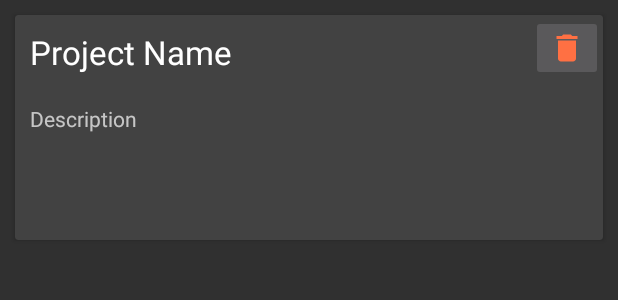
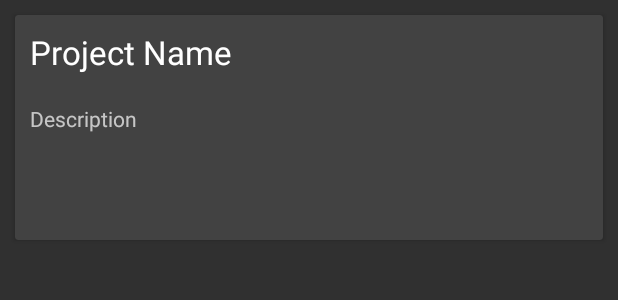
Before and after one commit to ViniPequeno/KeepSoft, an Android app: the layout model.xml on its own in the app's theme, with its tools: preview values and no code run, on a phone screen of 412 x 824 dp. Shown: the top 300 px of the screen. Run offline under Robolectric (Android 15) with nearby library versions, the phone set to English and light mode, and no system bars.

Commit message:
Austando botões

```diff
--- a/app/src/main/res/layout/fragment_projetos.xml
+++ b/app/src/main/res/layout/fragment_projetos.xml
@@ -17,7 +17,11 @@
         android:id="@+id/btnCadastrar"
         android:layout_width="match_parent"
         android:layout_height="wrap_content"
+        android:layout_marginEnd="10dp"
+        android:layout_marginStart="10dp"
         android:layout_weight="0"
+        android:drawableStart="@drawable/ic_add_black_24dp"
+        android:drawableTint="@android:color/white"
         android:text="@string/add_project" />
 
     <android.support.v7.widget.RecyclerView
--- a/app/src/main/res/layout/model.xml
+++ b/app/src/main/res/layout/model.xml
@@ -1,6 +1,5 @@
 <?xml version="1.0" encoding="utf-8"?>
 <android.support.v7.widget.CardView xmlns:android="http://schemas.android.com/apk/res/android"
-    xmlns:card_view="http://schemas.android.com/apk/res-auto"
     android:layout_width="match_parent"
     android:layout_height="150dp"
     android:layout_margin="10dp"
@@ -20,16 +19,6 @@
             android:text="@string/project_name"
             android:textAppearance="?android:attr/textAppearanceLarge" />
 
-        <ImageButton
-            android:id="@+id/btnExcluir"
-            android:layout_width="wrap_content"
-            android:layout_height="wrap_content"
-            android:layout_alignParentEnd="true"
-            android:layout_alignParentTop="true"
-            android:contentDescription="Excluir Projeto"
-            android:tint="?attr/colorError"
-            card_view:srcCompat="@drawable/ic_delete_black_24dp" />
-
         <TextView
             android:id="@+id/lblDescricao"
             android:layout_width="match_parent"
--- a/app/src/main/res/menu/navigation.xml
+++ b/app/src/main/res/menu/navigation.xml
@@ -11,13 +11,13 @@
     <item
         android:id="@+id/navigation_notificacoes"
         android:enabled="true"
-        android:icon="@drawable/ic_edit_black_24dp"
+        android:icon="@drawable/ic_notifications_black_24dp"
         android:title="@string/title_notifications"
         app:showAsAction="ifRoom" />
     <item
         android:id="@+id/navigation_perfil"
         android:enabled="true"
-        android:icon="@drawable/ic_delete_black_24dp"
+        android:icon="@drawable/ic_person_black_24dp"
         android:title="@string/profile"
         app:showAsAction="ifRoom" />
 </menu>
```
Also changed, not shown: app/src/main/java/nescaupower/br/com/keepsoft/Views/Fragments/PerfilFragment.java (+43 -12 lines), app/src/main/java/nescaupower/br/com/keepsoft/Views/Usuario/PaginaInicialActivity.java (+0 -21 lines), app/src/main/res/layout/fragment_perfil.xml (+8 -8 lines).
